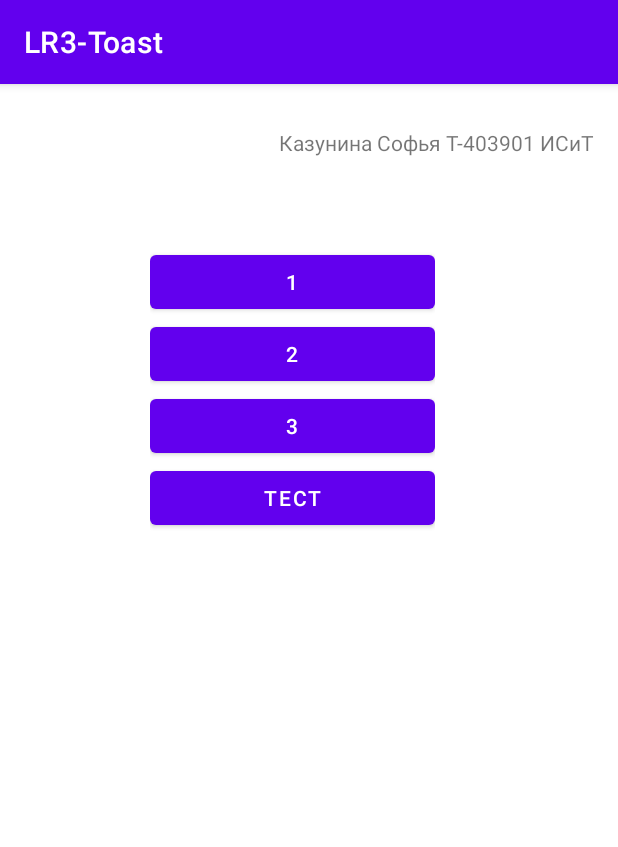
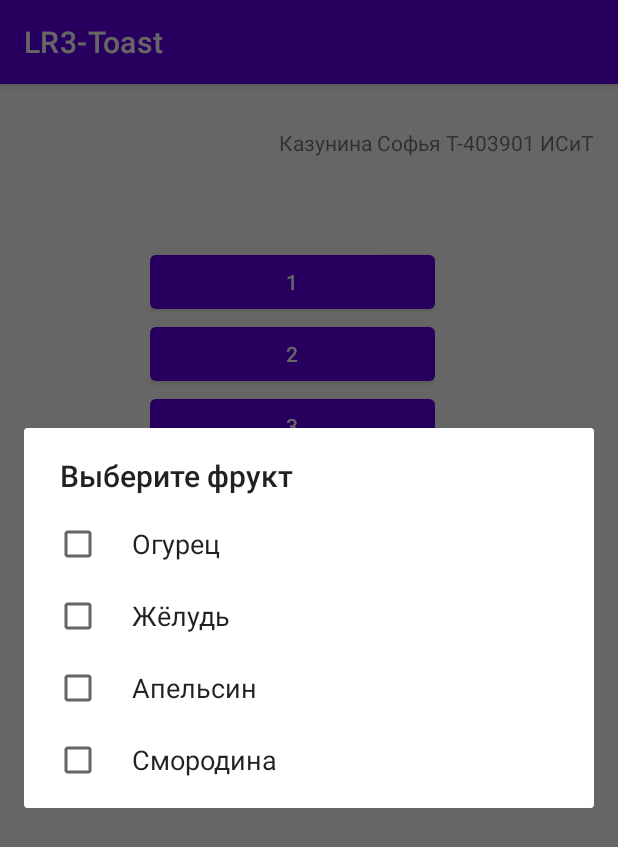
Before and after one commit to soni1541/LR3-Toast, an Android app: the screen it shows after launch (MainActivity), after a tap on "ТЕСТ", on a phone screen of 412 x 824 dp. Shown: the top 847 px of the screen. Run offline under Robolectric (Android 15) with nearby library versions, the phone set to English and light mode, and no system bars.

Commit message:
Сделано диалоговое окно с тестом

```diff
--- a/app/src/main/java/com/example/lr3_toast/MainActivity.java
+++ b/app/src/main/java/com/example/lr3_toast/MainActivity.java
@@ -10,9 +10,14 @@ import android.os.Bundle;
 import android.view.Gravity;
 import android.view.View;
 import android.widget.Button;
+import android.widget.CheckBox;
+import android.widget.CompoundButton;
 import android.widget.Toast;
 
 import com.google.android.material.internal.ContextUtils;
+
+import java.util.Arrays;
+import java.util.List;
 
 public class MainActivity extends AppCompatActivity {
 
@@ -65,8 +70,34 @@ public class MainActivity extends AppCompatActivity {
         builder.create();
     }
     public void test (View view){
-        Toast toast = Toast.makeText(getApplicationContext(), "Кнопка №1 нажата", Toast.LENGTH_LONG);
-        toast.show();
+        AlertDialog.Builder builder = new AlertDialog.Builder(this);
+        builder.setTitle("Выберите фрукт");
+        String[] items = {"Огурец","Жёлудь","Апельсин","Смородина"};
+
+        List<String> fruit_list = Arrays.asList(items);
+
+        boolean[] checkItems = {false, false, false, false};
+
+        builder.setMultiChoiceItems(items, checkItems, (dialog, which, isChecked) -> {
+            checkItems[which] = isChecked;
+            String currentItem = fruit_list.get(which);
+            if(currentItem == "Апельсин")
+            {
+                Toast toast = Toast.makeText(getApplicationContext(), "Всё верно", Toast.LENGTH_SHORT);
+                toast.show();
+            }
+            else
+            {
+                findViewById(R.id.button).setVisibility(View.INVISIBLE);
+                findViewById(R.id.button2).setVisibility(View.INVISIBLE);
+                findViewById(R.id.button3).setVisibility(View.INVISIBLE);
+                findViewById(R.id.button4).setVisibility(View.INVISIBLE);
+            }
+        });
+
+        builder.show();
+        builder.create();
+
     }
 
 
```
